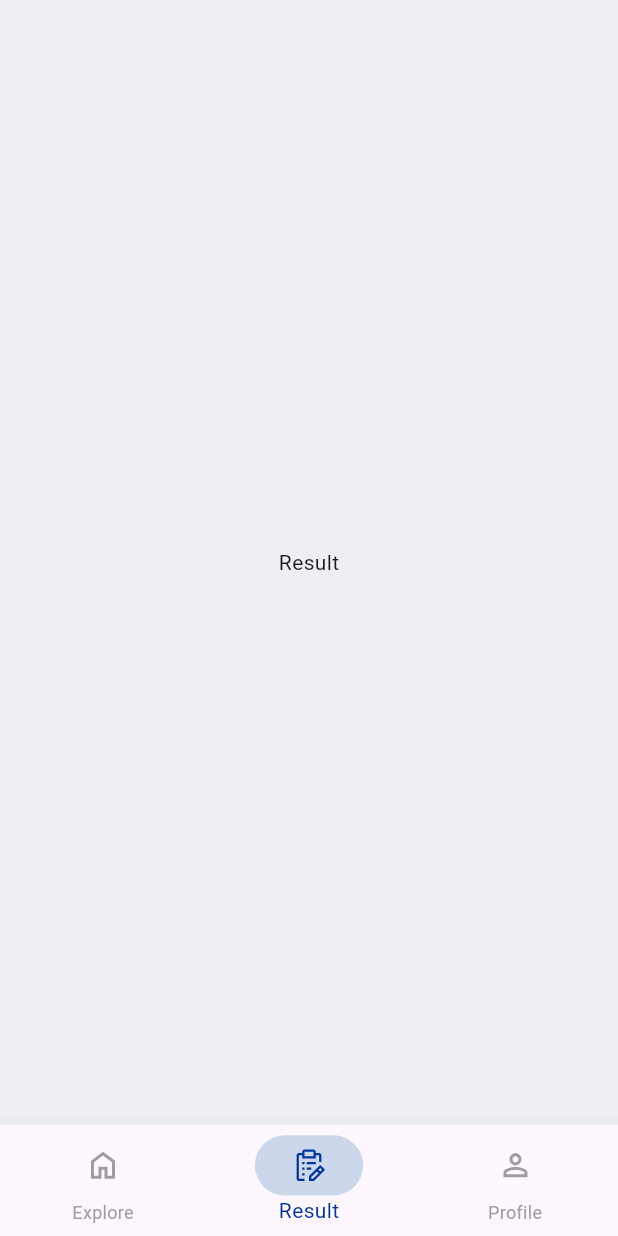
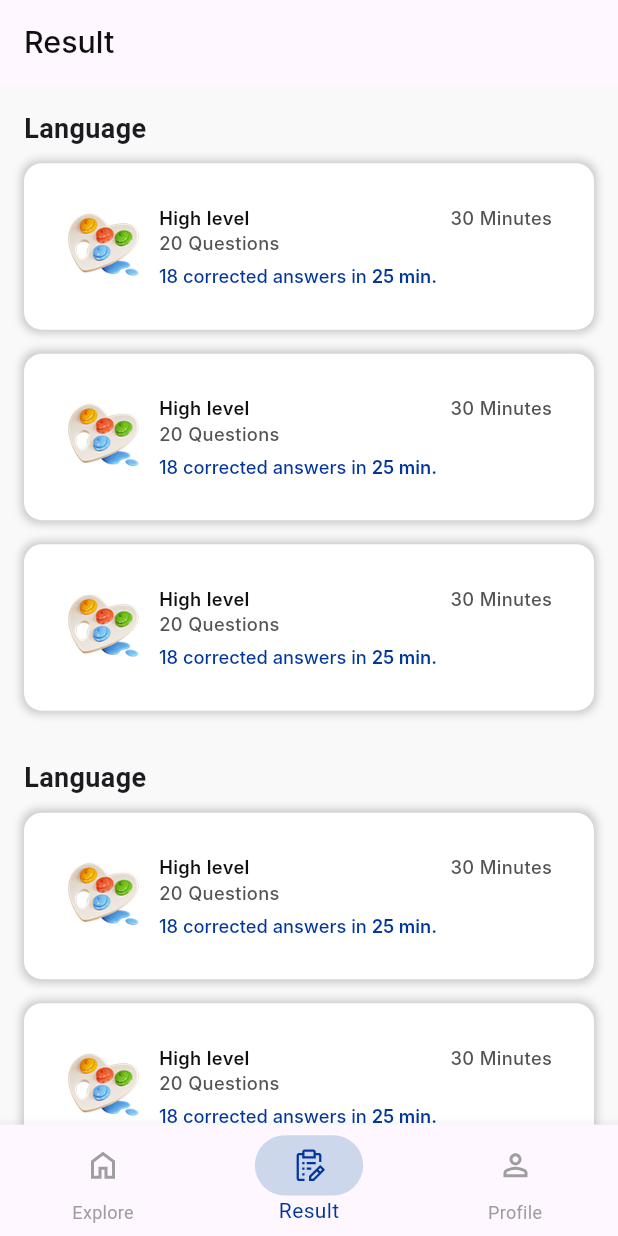
Before and after one commit to MoatazAbdElwhab/exam_app, a Flutter app: the NavbarPage screen opened by its route, item 2 of the bottom bar chosen, on a phone screen of 412 x 824 dp. Run offline on Flutter 3.47's test engine with Material 3 defaults, Android fonts, the phone set to English and light mode, and no system bars; our stand-ins replace dio, either_dart, equatable, flutter_bloc, flutter_screenutil, flutter_secure_storage and 9 more; missing offline and left inert: dart:ffi; accounts and stored records are empty; generated files the repository leaves out were written again; network calls fail; Roboto replaces fonts that are missing (Inter).

Commit message:
Result_UI

```diff
--- a/lib/core/resources/icon_manager.dart
+++ b/lib/core/resources/icon_manager.dart
@@ -4,4 +4,10 @@ class IconManager {
   static const String profileSvg = 'assets/icons/profile.svg';
   static const String resultSvg = 'assets/icons/result.svg';
   static const String eyeSvg = 'assets/icons/eye.svg';
+
+    //explore icon
+  static const String languagePng = 'assets/icons/Language.png';
+  static const String mathPng = 'assets/icons/math.png';
+  static const String artPng = 'assets/icons/art.png';
+  static const String sciencePng = 'assets/icons/science.png';
 }
--- a/lib/features/result/presentation/pages/result_page.dart
+++ b/lib/features/result/presentation/pages/result_page.dart
@@ -1,4 +1,7 @@
 // features/result/presentation/pages/result_page.dart
+import 'package:exam_app/core/resources/color_manager.dart';
+import 'package:exam_app/core/widgets/custom_app_bar.dart';
+import 'package:exam_app/features/result/presentation/widget/result_container.dart';
 import 'package:flutter/material.dart';
 
 class ResultPage extends StatelessWidget {
@@ -6,6 +9,25 @@ class ResultPage extends StatelessWidget {
 
   @override
   Widget build(BuildContext context) {
-    return Center(child: Text("Result"));
+    return Scaffold(
+      backgroundColor: ColorManager.white,
+      appBar: const CustomAppBar(
+        title: 'Result',
+        canPop: false,
+      ),
+      body: ListView.separated(
+        padding: const EdgeInsets.all(16.0),
+        itemCount: 2,
+        itemBuilder: (context, index) {
+          return ResultContainer(
+            context: context,
+            index: index,
+          );
+        },
+        separatorBuilder: (context, index) {
+          return const SizedBox(height: 16);
+        },
+      ),
+    );
   }
 }
--- /dev/null
+++ b/lib/features/result/presentation/widget/result_container.dart
@@ -0,0 +1,113 @@
+// features/result/presentation/widget/result_container.dart
+import 'package:exam_app/core/resources/color_manager.dart';
+import 'package:exam_app/core/resources/icon_manager.dart';
+import 'package:exam_app/core/resources/styles_manager.dart';
+import 'package:exam_app/features/result/presentation/pages/result_details.dart';
+import 'package:flutter/material.dart';
+
+class ResultContainer extends StatelessWidget {
+  const ResultContainer({
+    super.key,
+    required this.context,
+    required this.index,
+  });
+
+  final BuildContext context;
+  final int index;
+
+  @override
+  Widget build(BuildContext context) {
+    return Column(
+      crossAxisAlignment: CrossAxisAlignment.start,
+      children: [
+        const Text(
+          "Language",
+          style: TextStyle(fontSize: 18, fontWeight: FontWeight.bold),
+        ),
+        const SizedBox(height: 10),
+        ListView.builder(
+          shrinkWrap: true,
+          physics: const NeverScrollableScrollPhysics(),
+          itemCount: 3,
+          itemBuilder: (context, index) {
+            return GestureDetector(
+              onTap: () {
+                Navigator.push(
+                  context,
+                  MaterialPageRoute(
+                    builder: (context) => ResultDetails(),
+                  ),
+                );
+              },
+              child: Container(
+                margin: const EdgeInsets.only(bottom: 16),
+                padding: const EdgeInsets.all(16),
+                decoration: BoxDecoration(
+                  color: Colors.white,
+                  borderRadius: BorderRadius.circular(12),
+                  boxShadow: [
+                    BoxShadow(
+                      color: ColorManager.black.withOpacity(0.2),
+                      blurRadius: 4,
+                      spreadRadius: 2,
+                      offset: const Offset(0, 0),
+                    )
+                  ],
+                ),
+                child: Padding(
+                  padding: const EdgeInsets.all(12.0),
+                  child: Row(
+                    crossAxisAlignment: CrossAxisAlignment.start,
+                    children: [
+                      Image.asset(
+                        IconManager.artPng,
+                        width: 50,
+                        height: 50,
+                        fit: BoxFit.cover,
+                      ),
+                      const SizedBox(width: 12),
+                      Expanded(
+                        child: Column(
+                          crossAxisAlignment: CrossAxisAlignment.start,
+                          children: [
+                            Text(
+                              "High level",
+                              style:
+                                  getSemiBoldStyle(color: ColorManager.black),
+                            ),
+                            Text(
+                              "20 Questions",
+                              style: getMediumStyle(color: ColorManager.grey),
+                            ),
+                            const SizedBox(height: 6),
+                            RichText(
+                              text: TextSpan(
+                                text: "18 corrected answers in ",
+                                style: getMediumStyle(color: ColorManager.blue),
+                                children: [
+                                  TextSpan(
+                                    text: "25 min.",
+                                    style: getSemiBoldStyle(
+                                        color: ColorManager.blue),
+                                  ),
+                                ],
+                              ),
+                            ),
+                          ],
+                        ),
+                      ),
+                      Text(
+                        "30 Minutes",
+                        style: getMediumStyle(color: ColorManager.grey),
+                      ),
+                    ],
+                  ),
+                ),
+              ),
+            );
+          },
+        ),
+      ],
+    );
+  }
+}
```
Also changed, not shown: lib/features/explore/data/model/subject_class.dart (added, +16 -0 lines), lib/features/explore/presentation/pages/explore_page.dart (+67 -1 lines), lib/features/explore/presentation/widget/subject_card.dart (added, +44 -0 lines), lib/features/result/data/model/question_model.dart (added, +33 -0 lines), lib/features/result/presentation/pages/result_details.dart (added, +95 -0 lines), assets/icons/Language.png (added), assets/icons/art.png (added), assets/icons/math.png (added), assets/icons/science.png (added), pubspec.lock, 5 other files.
